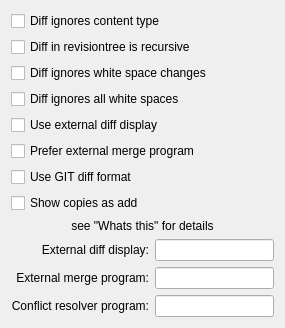
This is src/settings/diffmergesettings.ui in centic9/kdesvn-ppa as Qt 5 draws it before an edit. The edited form follows.
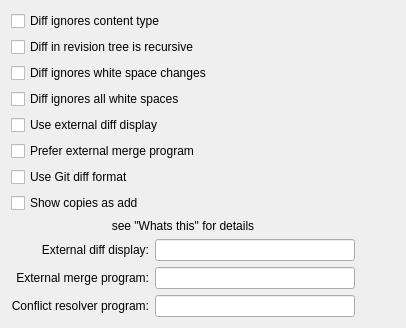
This is the edited form. Custom widgets are drawn as their Qt base class.

```diff
--- a/src/settings/diffmergesettings.ui
+++ b/src/settings/diffmergesettings.ui
@@ -2,47 +2,38 @@
 <ui version="4.0">
  <class>DiffMergeSettings</class>
  <widget class="QWidget" name="DiffMergeSettings">
-  <property name="geometry">
-   <rect>
-    <x>0</x>
-    <y>0</y>
-    <width>285</width>
-    <height>313</height>
-   </rect>
-  </property>
-  <property name="windowTitle">
-   <string>DiffMergeSettings</string>
-  </property>
-  <layout class="QVBoxLayout" name="verticalLayout">
-   <item>
+  <layout class="QGridLayout" name="gridLayout_2">
+   <item row="0" column="0">
+    <layout class="QGridLayout" name="gridLayout">
+     <item row="0" column="0">
     <widget class="QCheckBox" name="kcfg_diff_ignore_content">
      <property name="text">
       <string>Diff ignores content type</string>
      </property>
     </widget>
    </item>
-   <item>
+     <item row="1" column="0">
     <widget class="QCheckBox" name="kcfg_tree_diff_rec">
      <property name="text">
-      <string>Diff in revisiontree is recursive</string>
+        <string>Diff in revision tree is recursive</string>
      </property>
     </widget>
    </item>
-   <item>
+     <item row="2" column="0">
     <widget class="QCheckBox" name="kcfg_diff_ignore_spaces">
      <property name="text">
       <string>Diff ignores white space changes</string>
      </property>
     </widget>
    </item>
-   <item>
+     <item row="3" column="0">
     <widget class="QCheckBox" name="kcfg_diff_ignore_all_white_spaces">
      <property name="text">
       <string>Diff ignores all white spaces</string>
      </property>
     </widget>
    </item>
-   <item>
+     <item row="4" column="0">
     <widget class="QCheckBox" name="kcfg_use_external_diff">
      <property name="toolTip">
       <string>If kdesvn should use an external diff display and/or generator. If not checked use internal display.</string>
@@ -52,7 +43,7 @@
      </property>
     </widget>
    </item>
-   <item>
+     <item row="5" column="0">
     <widget class="QCheckBox" name="kcfg_extern_merge_default">
      <property name="toolTip">
       <string>Set if merge with external program is preferred and not subversions merge</string>
@@ -62,21 +53,21 @@
      </property>
     </widget>
    </item>
-   <item>
+     <item row="6" column="0">
     <widget class="QCheckBox" name="kcfg_diff_gitformat_default">
      <property name="text">
-      <string>Use GIT diff format</string>
+        <string>Use Git diff format</string>
      </property>
     </widget>
    </item>
-   <item>
+     <item row="7" column="0">
     <widget class="QCheckBox" name="kcfg_diff_copies_as_add">
      <property name="text">
       <string>Show copies as add</string>
      </property>
     </widget>
    </item>
-   <item>
+     <item row="8" column="0">
     <layout class="QGridLayout">
      <item row="1" column="0">
       <layout class="QGridLayout">
@@ -108,6 +99,18 @@
        </item>
        <item row="2" column="1">
         <widget class="KLineEdit" name="kcfg_conflict_resolver">
+           <property name="minimumSize">
+            <size>
+             <width>200</width>
+             <height>0</height>
+            </size>
+           </property>
+           <property name="maximumSize">
+            <size>
+             <width>500</width>
+             <height>16777215</height>
+            </size>
+           </property>
          <property name="toolTip">
           <string>Setup an external program for conflict resolving</string>
          </property>
@@ -206,8 +209,23 @@
      </item>
     </layout>
    </item>
-   <item>
-    <spacer>
+    </layout>
+   </item>
+   <item row="0" column="1">
+    <spacer name="horizontalSpacer">
+     <property name="orientation">
+      <enum>Qt::Horizontal</enum>
+     </property>
+     <property name="sizeHint" stdset="0">
+      <size>
+       <width>40</width>
+       <height>20</height>
+      </size>
+     </property>
+    </spacer>
+   </item>
+   <item row="1" column="0">
+    <spacer name="spacer">
      <property name="orientation">
       <enum>Qt::Vertical</enum>
      </property>
@@ -217,7 +235,7 @@
      <property name="sizeHint" stdset="0">
       <size>
        <width>20</width>
-       <height>16</height>
+       <height>0</height>
       </size>
      </property>
     </spacer>
```
Left out of the diff: 15 changed lines with no effect on the pictures. Lines whose indentation alone changed are shown as unchanged.
